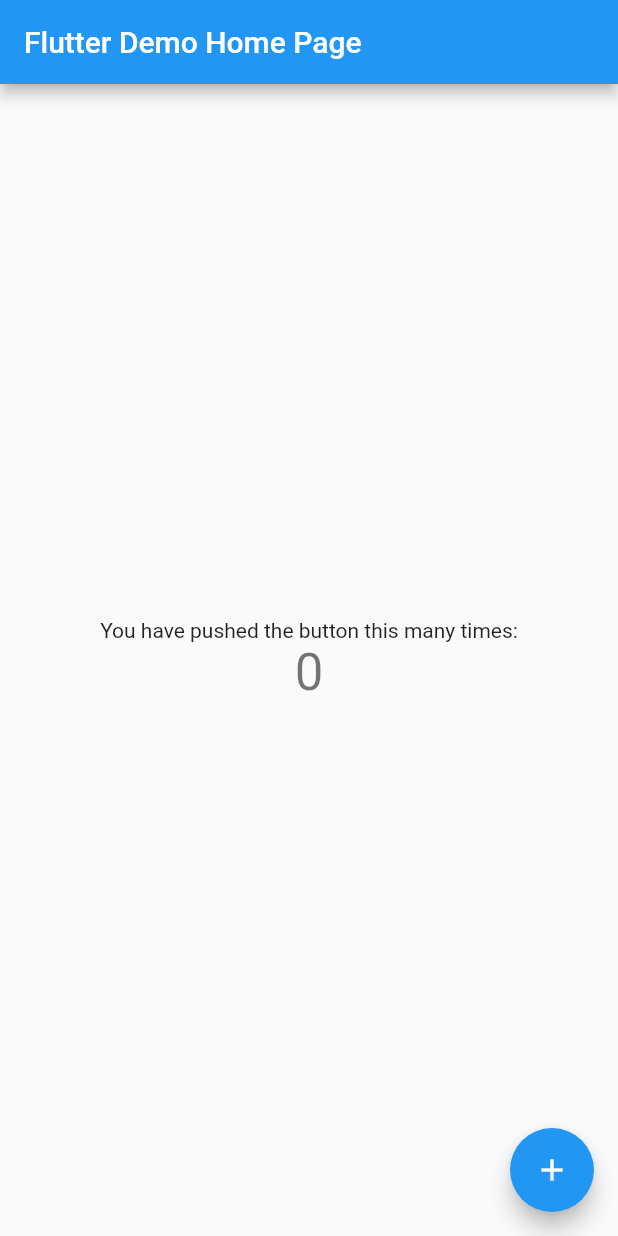
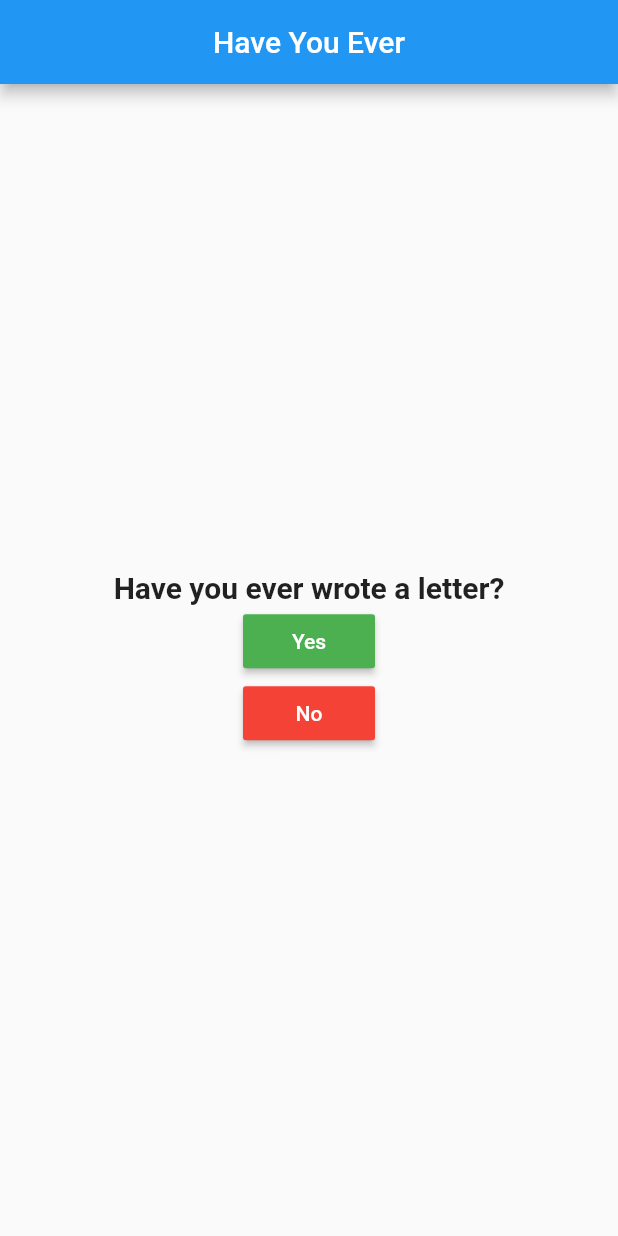
Before and after one commit to MinaMorkos-M/Have-You-Ever-Game, a Flutter app: the screen it shows after launch, on a phone screen of 412 x 824 dp. Run offline on Flutter 3.47's test engine with Material 2 defaults, Android fonts, the phone set to English and light mode, and no system bars.

Commit message:
Project Done

```diff
--- a/lib/main.dart
+++ b/lib/main.dart
@@ -1,113 +1,17 @@
 import 'package:flutter/material.dart';
+import 'package:have_you_ever/screens/home_screen.dart';
 
 void main() {
   runApp(MyApp());
 }
 
 class MyApp extends StatelessWidget {
-  // This widget is the root of your application.
+  const MyApp({Key? key}) : super(key: key);
+
   @override
   Widget build(BuildContext context) {
     return MaterialApp(
-      title: 'Flutter Demo',
-      theme: ThemeData(
-        // This is the theme of your application.
-        //
-        // Try running your application with "flutter run". You'll see the
-        // application has a blue toolbar. Then, without quitting the app, try
-        // changing the primarySwatch below to Colors.green and then invoke
-        // "hot reload" (press "r" in the console where you ran "flutter run",
-        // or simply save your changes to "hot reload" in a Flutter IDE).
-        // Notice that the counter didn't reset back to zero; the application
-        // is not restarted.
-        primarySwatch: Colors.blue,
-      ),
-      home: MyHomePage(title: 'Flutter Demo Home Page'),
+      home: HomeScreen(),
     );
   }
 }
-
-class MyHomePage extends StatefulWidget {
-  MyHomePage({Key? key, required this.title}) : super(key: key);
-
-  // This widget is the home page of your application. It is stateful, meaning
-  // that it has a State object (defined below) that contains fields that affect
-  // how it looks.
-
-  // This class is the configuration for the state. It holds the values (in this
-  // case the title) provided by the parent (in this case the App widget) and
-  // used by the build method of the State. Fields in a Widget subclass are
-  // always marked "final".
-
-  final String title;
-
-  @override
-  _MyHomePageState createState() => _MyHomePageState();
-}
-
-class _MyHomePageState extends State<MyHomePage> {
-  int _counter = 0;
-
-  void _incrementCounter() {
-    setState(() {
-      // This call to setState tells the Flutter framework that something has
-      // changed in this State, which causes it to rerun the build method below
-      // so that the display can reflect the updated values. If we changed
-      // _counter without calling setState(), then the build method would not be
-      // called again, and so nothing would appear to happen.
-      _counter++;
-    });
-  }
-
-  @override
-  Widget build(BuildContext context) {
-    // This method is rerun every time setState is called, for instance as done
-    // by the _incrementCounter method above.
-    //
-    // The Flutter framework has been optimized to make rerunning build methods
-    // fast, so that you can just rebuild anything that needs updating rather
-    // than having to individually change instances of widgets.
-    return Scaffold(
-      appBar: AppBar(
-        // Here we take the value from the MyHomePage object that was created by
-        // the App.build method, and use it to set our appbar title.
-        title: Text(widget.title),
-      ),
-      body: Center(
-        // Center is a layout widget. It takes a single child and positions it
-        // in the middle of the parent.
-        child: Column(
-          // Column is also a layout widget. It takes a list of children and
-          // arranges them vertically. By default, it sizes itself to fit its
-          // children horizontally, and tries to be as tall as its parent.
-          //
-          // Invoke "debug painting" (press "p" in the console, choose the
-          // "Toggle Debug Paint" action from the Flutter Inspector in Android
-          // Studio, or the "Toggle Debug Paint" command in Visual Studio Code)
-          // to see the wireframe for each widget.
-          //
-          // Column has various properties to control how it sizes itself and
-          // how it positions its children. Here we use mainAxisAlignment to
-          // center the children vertically; the main axis here is the vertical
-          // axis because Columns are vertical (the cross axis would be
-          // horizontal).
-          mainAxisAlignment: MainAxisAlignment.center,
-          children: <Widget>[
-            Text(
-              'You have pushed the button this many times:',
-            ),
-            Text(
-              '$_counter',
-              style: Theme.of(context).textTheme.headline4,
-            ),
-          ],
-        ),
-      ),
-      floatingActionButton: FloatingActionButton(
-        onPressed: _incrementCounter,
-        tooltip: 'Increment',
-        child: Icon(Icons.add),
-      ), // This trailing comma makes auto-formatting nicer for build methods.
-    );
-  }
-}
--- /dev/null
+++ b/lib/screens/home_screen.dart
@@ -0,0 +1,110 @@
+import 'package:flutter/material.dart';
+
+class HomeScreen extends StatefulWidget {
+  const HomeScreen({Key? key}) : super(key: key);
+
+  @override
+  State<HomeScreen> createState() => _HomeScreenState();
+}
+
+class _HomeScreenState extends State<HomeScreen> {
+  int yesCount = 0, questionNumber = 0;
+
+  List<String> questions = [
+    'Have you ever wrote a letter?',
+    'Have you ever smoked a cigarette?',
+    'Have you ever been hit on by someone who was too old?',
+    'Have you ever been on the radio or on television?',
+    'Have you ever stayed awake for an entire night?',
+    'Have you ever broken something, like a window, and ran away?',
+    'Have you ever won a contest and received a prize?',
+    'Have you ever met a famous person or a celebrity?',
+  ];
+
+  final ButtonStyle yesButton = ElevatedButton.styleFrom(
+    primary: Colors.green,
+    minimumSize: Size(88, 36),
+    padding: EdgeInsets.symmetric(horizontal: 16),
+    shape: const RoundedRectangleBorder(
+      borderRadius: BorderRadius.all(Radius.circular(2)),
+    ),
+  );
+  final ButtonStyle noButton = ElevatedButton.styleFrom(
+    primary: Colors.red,
+    minimumSize: Size(88, 36),
+    padding: EdgeInsets.symmetric(horizontal: 16),
+    shape: const RoundedRectangleBorder(
+      borderRadius: BorderRadius.all(Radius.circular(2)),
+    ),
+  );
+  final ButtonStyle againButton = ElevatedButton.styleFrom(
+    primary: Colors.grey,
+    minimumSize: Size(88, 36),
+    padding: EdgeInsets.symmetric(horizontal: 16),
+    shape: const RoundedRectangleBorder(
+      borderRadius: BorderRadius.all(Radius.circular(2)),
+    ),
+  );
+  @override
+  Widget build(BuildContext context) {
+    return Scaffold(
+      appBar: AppBar(
+        centerTitle: true,
+        title: Text('Have You Ever'),
+      ),
+      body: Center(
+        child: (questionNumber < 5)
+            ? Column(
+                mainAxisAlignment: MainAxisAlignment.center,
+                children: [
+                  Text(
+                    questions[questionNumber],
+                    style: TextStyle(
+                      fontSize: 20,
+                      fontWeight: FontWeight.bold,
+                    ),
+                    textAlign: TextAlign.center,
+                  ),
+                  ElevatedButton(
+                    child: Text('Yes'),
+                    style: yesButton,
+                    onPressed: () {
+                      setState(() {
+                        yesCount++;
+                        questionNumber++;
+                      });
+                    },
+                  ),
+                  ElevatedButton(
+                    child: Text('No'),
+                    style: noButton,
+                    onPressed: () {
+                      setState(() {
+                        questionNumber++;
+                      });
+                    },
+                  ),
+                ],
+              )
+            : Column(
+                children: [
+                  (yesCount > 2)
+                      ? Image.asset('assets/images/loser.png')
+                      : Image.asset('assets/images/winner.png'),
+                  ElevatedButton(
+                    child: Text('Again'),
+                    style: againButton,
+                    onPressed: () {
+                      setState(() {
+                        questionNumber = 0;
+                        yesCount = 0;
+                        questions.shuffle();
+                      });
+                    },
+                  ),
+                ],
+              ),
+      ),
+    );
+  }
+}
--- a/pubspec.yaml
+++ b/pubspec.yaml
@@ -45,9 +45,9 @@ flutter:
   uses-material-design: true
 
   # To add assets to your application, add an assets section, like this:
-  # assets:
-  #   - images/a_dot_burr.jpeg
-  #   - images/a_dot_ham.jpeg
+  assets:
+    - assets/images/loser.png
+    - assets/images/winner.png
 
   # An image asset can refer to one or more resolution-specific "variants", see
   # https://flutter.dev/assets-and-images/#resolution-aware.
```
Also changed, not shown: assets/images/loser.png (added), assets/images/winner.png (added), 1 other file.
